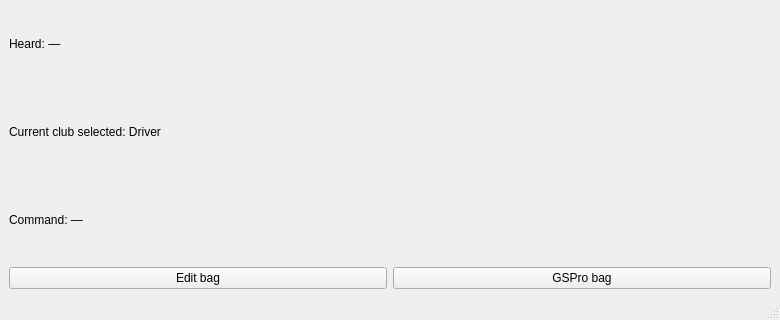
Before: the Qt Designer form ui/main_window.ui in jimsmithm3/ditch-your-keyboard, drawn with Qt 5; both pictures show x 0 to 780 and y 355 to 675 of the 780 by 675 pixel window.
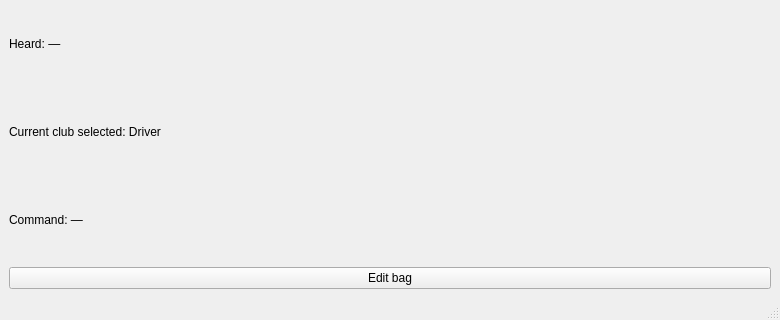
After: the same form once the commit is applied.

```diff
--- a/ui/main_window.ui
+++ b/ui/main_window.ui
@@ -109,13 +109,6 @@
         </property>
        </widget>
       </item>
-      <item>
-       <widget class="QPushButton" name="gsproBagButton">
-        <property name="text">
-         <string>GSPro bag</string>
-        </property>
-       </widget>
-      </item>
      </layout>
     </item>
    </layout>
```
